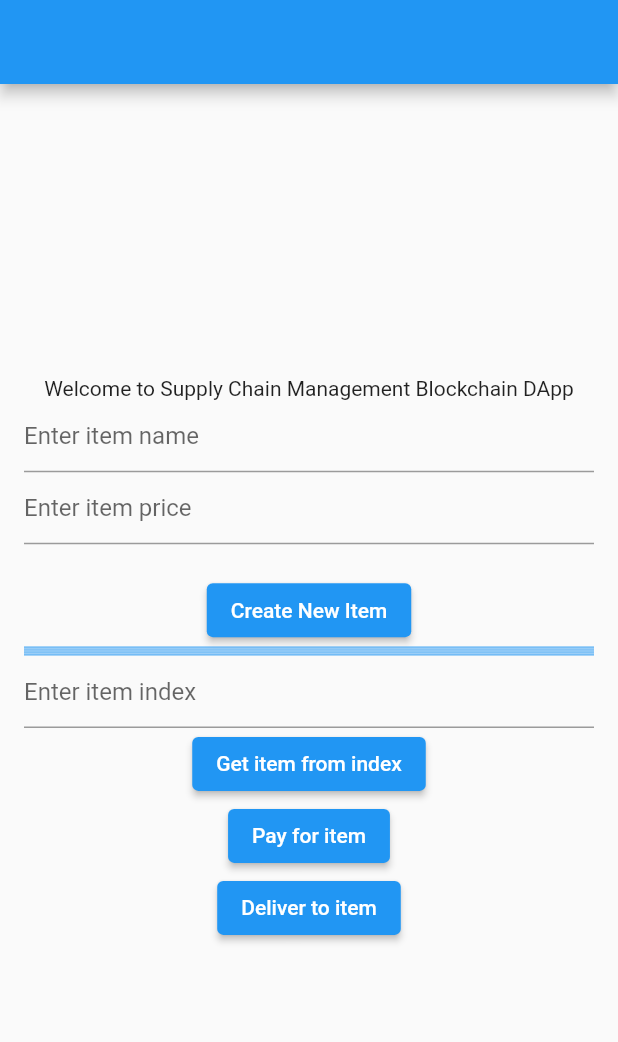
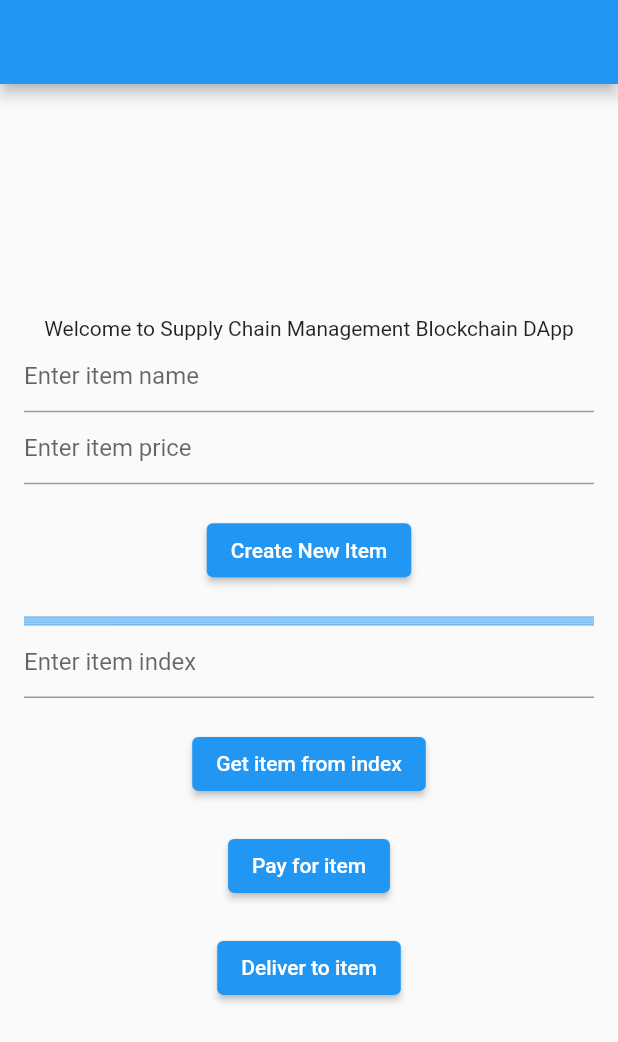
Before and after one commit to hardik584/Supply-Chain-Management, a Flutter app: the screen it shows after launch, on a phone screen of 412 x 824 dp. Shown: the top 1042 px of the screen. Run offline on Flutter 3.47's test engine with Material 2 defaults, Android fonts, the phone set to English and light mode, and no system bars; missing offline and left inert: web3dart; statements that could not run were skipped; project files that could hold a hidden picture were left out.

Commit message:
enhance[flutter]: place sizebox

```diff
--- a/lib/scm_page.dart
+++ b/lib/scm_page.dart
@@ -127,6 +127,7 @@ class _SupplyChainPageState extends State<SupplyChainPage> {
                             'Create New Item',
                           ),
                         ),
+                        const SizedBox(height: 20),
                         for (int i = 0; i < 5; i++)
                           const Divider(color: Colors.blue, height: 1.3),
                         TextFormField(
@@ -150,6 +151,7 @@ class _SupplyChainPageState extends State<SupplyChainPage> {
                             itemStatus:
                                 contractLink.mySelectedItem!.supplyChainStatus!,
                           ),
+                        const SizedBox(height: 20),
                         ElevatedButton(
                           onPressed: () {
                             getSelectedItemFromIndex(
@@ -159,6 +161,7 @@ class _SupplyChainPageState extends State<SupplyChainPage> {
                             'Get item from index',
                           ),
                         ),
+                        const SizedBox(height: 20),
                         ElevatedButton(
                           onPressed: () {
                             payForSelectedItem(contractLink: contractLink);
@@ -167,6 +170,7 @@ class _SupplyChainPageState extends State<SupplyChainPage> {
                             'Pay for item',
                           ),
                         ),
+                        const SizedBox(height: 20),
                         ElevatedButton(
                           onPressed: () {
                             deliveryForSelectedItem(contractLink: contractLink);
```
